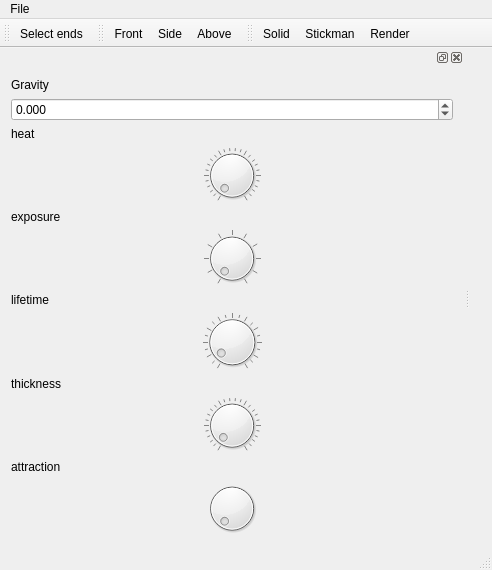
Above: src/mainwindow.ui from jhud/abtsynth before the change. Below: the same form after it.
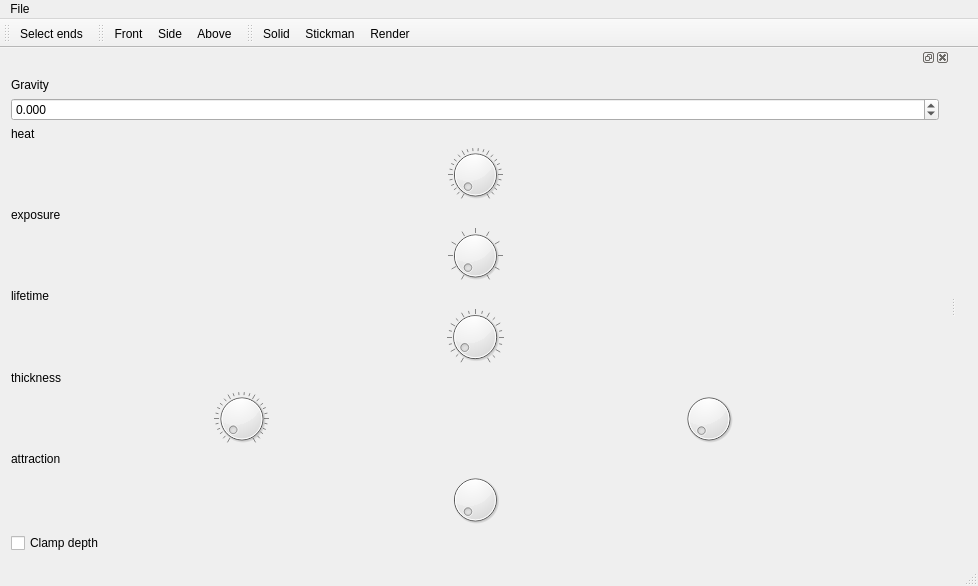
That is the form after the change. Custom widgets are drawn as their Qt base class.

The edit to the form file:
```diff
--- a/src/mainwindow.ui
+++ b/src/mainwindow.ui
@@ -6,8 +6,8 @@
    <rect>
     <x>0</x>
     <y>0</y>
-    <width>492</width>
-    <height>570</height>
+    <width>978</width>
+    <height>586</height>
    </rect>
   </property>
   <property name="windowTitle">
@@ -31,7 +31,7 @@
     <rect>
      <x>0</x>
      <y>0</y>
-     <width>492</width>
+     <width>978</width>
      <height>25</height>
     </rect>
    </property>
@@ -230,6 +230,8 @@
       </widget>
      </item>
      <item>
+      <layout class="QHBoxLayout" name="horizontalLayout_3">
+       <item>
       <widget class="QDial" name="thickness">
        <property name="minimum">
         <number>1</number>
@@ -243,6 +245,11 @@
       </widget>
      </item>
      <item>
+        <widget class="QDial" name="thicknessModulation"/>
+       </item>
+      </layout>
+     </item>
+     <item>
       <widget class="QLabel" name="label_6">
        <property name="text">
         <string>attraction</string>
@@ -252,6 +259,13 @@
      <item>
       <widget class="QDial" name="attraction"/>
      </item>
+     <item>
+      <widget class="QCheckBox" name="clampDepthCheckbox">
+       <property name="text">
+        <string>Clamp depth</string>
+       </property>
+      </widget>
+     </item>
      <item>
       <spacer name="verticalSpacer">
        <property name="orientation">
```
Left out of the diff: 30 changed lines with no effect on the pictures. Lines whose indentation alone changed are shown as unchanged.
